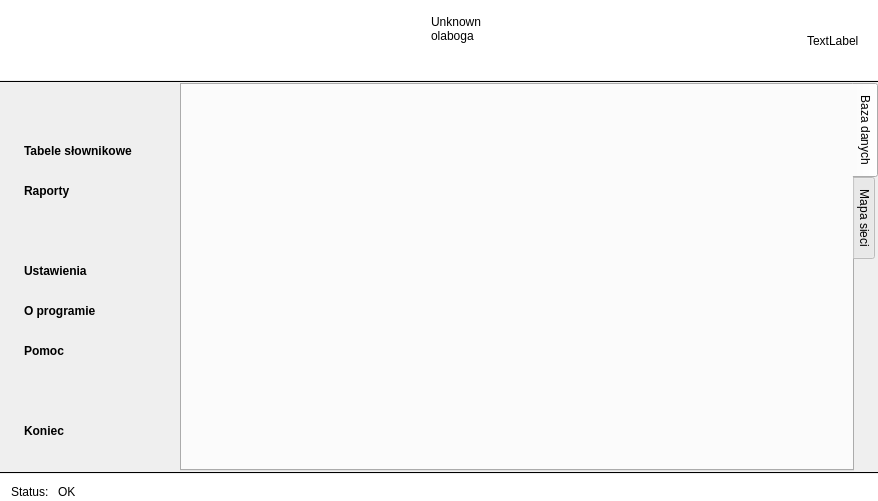
First picture: the form in MainWindow.ui, repository c3pw/metryki, before the edit.
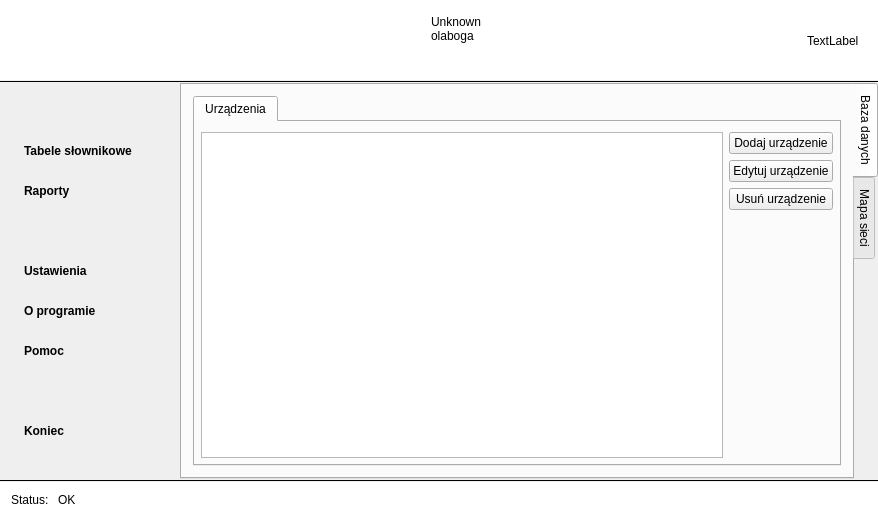
Second picture: the form after the edit.

```diff
--- a/MainWindow.ui
+++ b/MainWindow.ui
@@ -7,7 +7,7 @@
     <x>0</x>
     <y>0</y>
     <width>878</width>
-    <height>501</height>
+    <height>509</height>
    </rect>
   </property>
   <property name="windowTitle">
@@ -400,6 +400,108 @@
          <attribute name="title">
           <string>Baza danych</string>
          </attribute>
+         <layout class="QHBoxLayout" name="horizontalLayout_4">
+          <item>
+           <widget class="QTabWidget" name="tabWidget_2">
+            <property name="currentIndex">
+             <number>0</number>
+            </property>
+            <widget class="QWidget" name="tab_3">
+             <attribute name="title">
+              <string>Urządzenia</string>
+             </attribute>
+             <layout class="QHBoxLayout" name="horizontalLayout_7">
+              <property name="leftMargin">
+               <number>6</number>
+              </property>
+              <property name="topMargin">
+               <number>10</number>
+              </property>
+              <property name="rightMargin">
+               <number>6</number>
+              </property>
+              <property name="bottomMargin">
+               <number>6</number>
+              </property>
+              <item>
+               <widget class="QTableView" name="deviceTable">
+                <property name="editTriggers">
+                 <set>QAbstractItemView::NoEditTriggers</set>
+                </property>
+                <property name="alternatingRowColors">
+                 <bool>true</bool>
+                </property>
+                <property name="selectionMode">
+                 <enum>QAbstractItemView::SingleSelection</enum>
+                </property>
+                <property name="selectionBehavior">
+                 <enum>QAbstractItemView::SelectRows</enum>
+                </property>
+                <property name="sortingEnabled">
+                 <bool>true</bool>
+                </property>
+                <attribute name="verticalHeaderVisible">
+                 <bool>false</bool>
+                </attribute>
+               </widget>
+              </item>
+              <item>
+               <widget class="QWidget" name="deviceMenu" native="true">
+                <layout class="QVBoxLayout" name="verticalLayout_2">
+                 <property name="leftMargin">
+                  <number>0</number>
+                 </property>
+                 <property name="topMargin">
+                  <number>0</number>
+                 </property>
+                 <property name="rightMargin">
+                  <number>0</number>
+                 </property>
+                 <property name="bottomMargin">
+                  <number>0</number>
+                 </property>
+                 <item>
+                  <widget class="QPushButton" name="addDeviceButton">
+                   <property name="text">
+                    <string>Dodaj urządzenie</string>
+                   </property>
+                  </widget>
+                 </item>
+                 <item>
+                  <widget class="QPushButton" name="editDeviceButton">
+                   <property name="text">
+                    <string>Edytuj urządzenie</string>
+                   </property>
+                  </widget>
+                 </item>
+                 <item>
+                  <widget class="QPushButton" name="deleteDeviceButton">
+                   <property name="text">
+                    <string>Usuń urządzenie</string>
+                   </property>
+                  </widget>
+                 </item>
+                 <item>
+                  <spacer name="verticalSpacer_5">
+                   <property name="orientation">
+                    <enum>Qt::Vertical</enum>
+                   </property>
+                   <property name="sizeHint" stdset="0">
+                    <size>
+                     <width>20</width>
+                     <height>40</height>
+                    </size>
+                   </property>
+                  </spacer>
+                 </item>
+                </layout>
+               </widget>
+              </item>
+             </layout>
+            </widget>
+           </widget>
+          </item>
+         </layout>
         </widget>
         <widget class="QWidget" name="tab_2">
          <attribute name="title">
```
